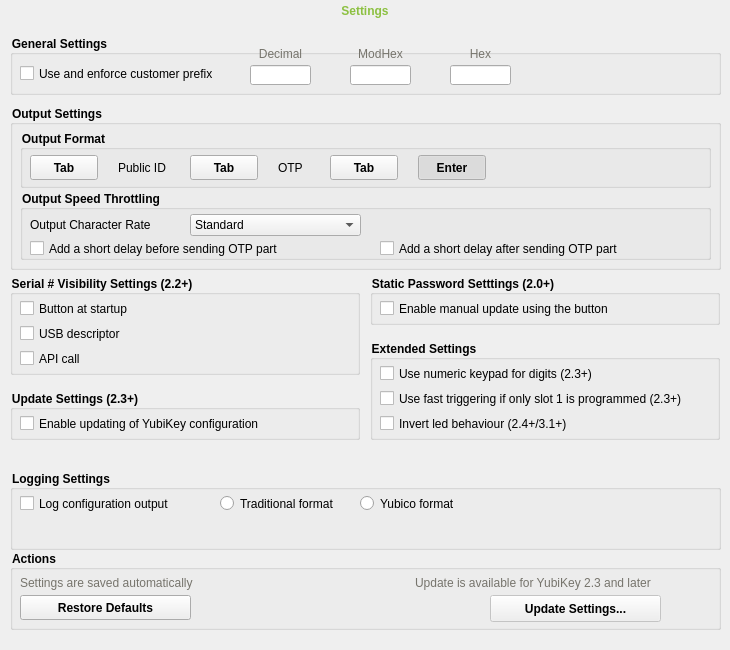
The window that src/ui/settingpage.ui (Yubico/yubikey-personalization-gui) describes before a commit, drawn with Qt 5.
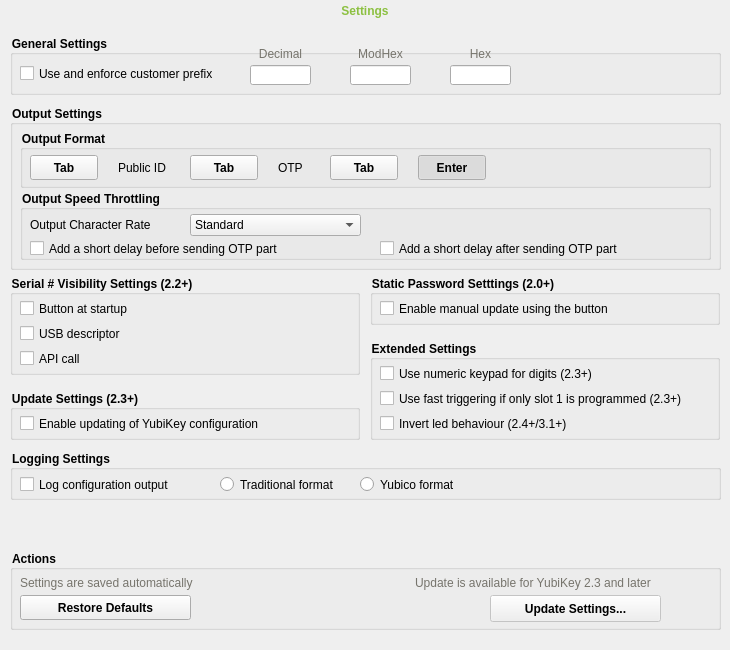
The same window after the commit. Icons and pictures are not drawn.

Commit message: move around logging settings

```diff
--- a/src/ui/settingpage.ui
+++ b/src/ui/settingpage.ui
@@ -248,9 +248,9 @@
     <property name="geometry">
      <rect>
       <x>10</x>
-      <y>470</y>
+      <y>450</y>
       <width>711</width>
-      <height>80</height>
+      <height>50</height>
      </rect>
     </property>
     <property name="styleSheet">
@@ -266,7 +266,7 @@
        <x>10</x>
        <y>25</y>
        <width>171</width>
-       <height>17</height>
+       <height>19</height>
       </rect>
      </property>
      <property name="styleSheet">
@@ -282,7 +282,7 @@
        <x>210</x>
        <y>25</y>
        <width>131</width>
-       <height>17</height>
+       <height>19</height>
       </rect>
      </property>
      <property name="styleSheet">
@@ -298,7 +298,7 @@
        <x>350</x>
        <y>25</y>
        <width>120</width>
-       <height>17</height>
+       <height>19</height>
       </rect>
      </property>
      <property name="styleSheet">
```
